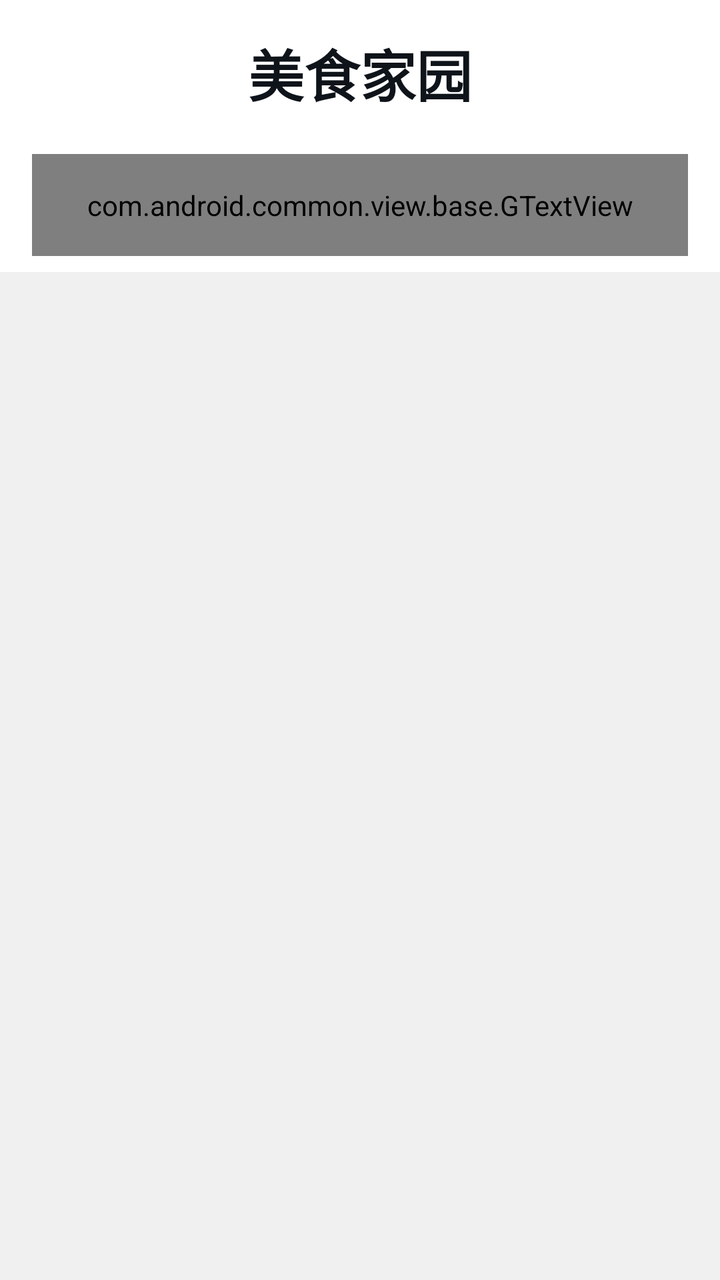
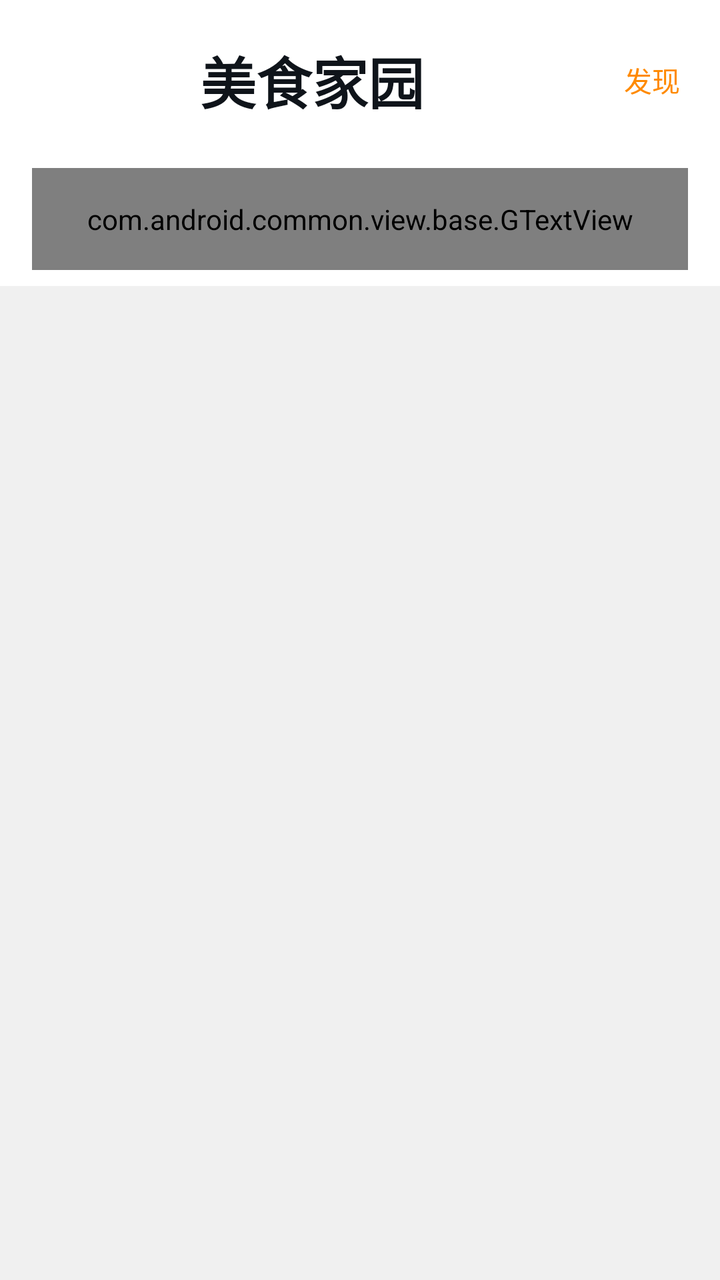

Before-and-after screenshots of an Android layout around one commit, followed by the original layout XML and the change that was made.
<!-- AndroidManifest.xml: fallback theme Theme.MaterialComponents.DayNight.NoActionBar -->
<!-- res/layout/index_fragment_index.xml -->
<?xml version="1.0" encoding="utf-8"?>
<androidx.coordinatorlayout.widget.CoordinatorLayout xmlns:android="http://schemas.android.com/apk/res/android"
    xmlns:app="http://schemas.android.com/apk/res-auto"
    android:layout_width="match_parent"
    android:layout_height="match_parent"
    android:background="@color/color_f0f0f0">

    <com.google.android.material.appbar.AppBarLayout
        android:id="@+id/app_bar"
        android:layout_width="match_parent"
        android:layout_height="wrap_content"
        android:background="@color/white"
        android:orientation="vertical">

        <com.google.android.material.appbar.CollapsingToolbarLayout
            android:layout_width="match_parent"
            android:layout_height="wrap_content"
            app:layout_scrollFlags="snap|scroll|exitUntilCollapsed">

            <LinearLayout
                android:layout_width="match_parent"
                android:layout_height="wrap_content"
                android:orientation="vertical"
                app:layout_collapseMode="parallax">

                <TextView
                    android:layout_width="wrap_content"
                    android:layout_height="wrap_content"
                    android:layout_gravity="center_horizontal"
                    android:layout_marginTop="16dp"
                    android:text="@string/index_title_home"
                    android:textColor="@color/textTitle"
                    android:textSize="28sp"
                    android:textStyle="bold" />

                <com.android.common.view.base.GTextView
                    android:id="@+id/tv_search"
                    android:layout_width="match_parent"
                    android:layout_height="wrap_content"
                    android:layout_marginStart="16dp"
                    android:layout_marginTop="20dp"
                    android:layout_marginEnd="16dp"
                    android:background="@color/color_e8edf2"
                    android:clickable="true"
                    android:drawableStart="@drawable/index_img_search_gray"
                    android:drawablePadding="8dp"
                    android:focusable="true"
                    android:gravity="center_vertical"
                    android:hint="@string/index_search_hint"
                    android:padding="16dp"
                    android:textColorHint="@color/color_999999"
                    android:textSize="14sp"
                    app:radius="12dp" />
            </LinearLayout>
        </com.google.android.material.appbar.CollapsingToolbarLayout>

        <androidx.constraintlayout.widget.ConstraintLayout
            android:layout_width="match_parent"
            android:layout_height="wrap_content"
            android:paddingStart="16dp"
            android:paddingTop="4dp"
            android:paddingEnd="4dp"
            android:paddingBottom="4dp">

            <androidx.recyclerview.widget.RecyclerView
                android:id="@+id/rv_tags"
                android:layout_width="0dp"
                android:layout_height="wrap_content"
                android:layout_marginEnd="48dp"
                android:clipToPadding="false"
                app:layout_constraintBottom_toBottomOf="parent"
                app:layout_constraintEnd_toEndOf="parent"
                app:layout_constraintStart_toStartOf="parent"
                app:layout_constraintTop_toTopOf="parent" />

            <androidx.appcompat.widget.AppCompatImageView
                android:id="@+id/iv_search"
                android:layout_width="48dp"
                android:layout_height="48dp"
                android:alpha="0"
                android:background="?android:attr/selectableItemBackgroundBorderless"
                android:contentDescription="@string/index_search_icon_desc"
                android:padding="12dp"
                android:visibility="gone"
                app:layout_constraintBottom_toBottomOf="@id/rv_tags"
                app:layout_constraintEnd_toEndOf="parent"
                app:layout_constraintTop_toTopOf="@id/rv_tags"
                app:srcCompat="@drawable/index_img_search" />
        </androidx.constraintlayout.widget.ConstraintLayout>
    </com.google.android.material.appbar.AppBarLayout>

    <androidx.recyclerview.widget.RecyclerView
        android:id="@+id/rv_feed"
        android:layout_width="match_parent"
        android:layout_height="match_parent"
        android:clipToPadding="false"
        android:paddingStart="12dp"
        android:paddingTop="12dp"
        android:paddingEnd="12dp"
        android:paddingBottom="16dp"
        app:layout_behavior="@string/appbar_scrolling_view_behavior" />

    <ProgressBar
        android:id="@+id/pb_loading"
        style="?android:attr/progressBarStyleSmall"
        android:layout_width="wrap_content"
        android:layout_height="wrap_content"
        android:indeterminateTint="@color/color_primary"
        android:visibility="gone"
        app:layout_anchor="@id/rv_feed"
        app:layout_anchorGravity="center" />

    <LinearLayout
        android:id="@+id/ll_empty"
        android:layout_width="match_parent"
        android:layout_height="wrap_content"
        android:gravity="center"
        android:orientation="vertical"
        android:paddingStart="32dp"
        android:paddingEnd="32dp"
        android:visibility="gone"
        app:layout_anchor="@id/rv_feed"
        app:layout_anchorGravity="center">

        <TextView
            android:id="@+id/tv_empty"
            android:layout_width="wrap_content"
            android:layout_height="wrap_content"
            android:gravity="center"
            android:text="@string/index_empty"
            android:textColor="@color/textNormal"
            android:textSize="14sp" />
    </LinearLayout>

    <LinearLayout
        android:id="@+id/ll_error"
        android:layout_width="match_parent"
        android:layout_height="wrap_content"
        android:gravity="center"
        android:orientation="vertical"
        android:paddingStart="32dp"
        android:paddingEnd="32dp"
        android:visibility="gone"
        app:layout_anchor="@id/rv_feed"
        app:layout_anchorGravity="center">

        <TextView
            android:id="@+id/tv_error"
            android:layout_width="wrap_content"
            android:layout_height="wrap_content"
            android:gravity="center"
            android:text="@string/index_error_default"
            android:textColor="@color/red"
            android:textSize="14sp" />

        <androidx.appcompat.widget.AppCompatButton
            android:id="@+id/btn_retry"
            android:layout_width="wrap_content"
            android:layout_height="wrap_content"
            android:layout_marginTop="12dp"
            android:background="@drawable/index_bg_secondary_button"
            android:minHeight="40dp"
            android:minWidth="96dp"
            android:paddingStart="24dp"
            android:paddingEnd="24dp"
            android:text="@string/index_retry"
            android:textAllCaps="false"
            android:textColor="@color/textTitle"
            android:textSize="14sp" />
    </LinearLayout>

    <LinearLayout
        android:id="@+id/ll_login_required"
        android:layout_width="match_parent"
        android:layout_height="wrap_content"
        android:gravity="center"
        android:orientation="vertical"
        android:paddingStart="32dp"
        android:paddingEnd="32dp"
        android:visibility="gone"
        app:layout_anchor="@id/rv_feed"
        app:layout_anchorGravity="center">

        <TextView
            android:layout_width="wrap_content"
            android:layout_height="wrap_content"
            android:gravity="center"
            android:text="@string/index_login_required_title"
            android:textColor="@color/textTitle"
            android:textSize="20sp"
            android:textStyle="bold" />

        <TextView
            android:layout_width="wrap_content"
            android:layout_height="wrap_content"
            android:layout_marginTop="10dp"
            android:gravity="center"
            android:text="@string/index_login_required_desc"
            android:textColor="@color/textNormal"
            android:textSize="14sp" />

        <androidx.appcompat.widget.AppCompatButton
            android:id="@+id/btn_login"
            android:layout_width="match_parent"
            android:layout_height="wrap_content"
            android:layout_marginTop="20dp"
            android:background="@drawable/index_bg_primary_button"
            android:minHeight="48dp"
            android:text="@string/index_login_button"
            android:textAllCaps="false"
            android:textColor="@color/white"
            android:textSize="16sp" />
    </LinearLayout>

</androidx.coordinatorlayout.widget.CoordinatorLayout>
<!-- resources referenced by this layout -->
<resources>
  <color name="color_999999">#999999</color>
  <color name="color_e8edf2">#E8EDF2</color>
  <color name="color_f0f0f0">#F0F0F0</color>
  <color name="color_primary">#FF8A00</color>
  <color name="red">#FFFF0000</color>
  <color name="textNormal">#5C738C</color>
  <color name="textTitle">#0F141A</color>
  <color name="white">#FFFFFFFF</color>
  <!-- drawable index_bg_primary_button (drawable) -->
  <?xml version="1.0" encoding="utf-8"?>
  <selector xmlns:android="http://schemas.android.com/apk/res/android">
      <item android:state_enabled="false">
          <shape android:shape="rectangle">
              <solid android:color="@color/color_e8edf2" />
              <corners android:radius="12dp" />
          </shape>
      </item>
      <item android:state_pressed="true">
          <shape android:shape="rectangle">
              <solid android:color="@color/color_primary_pressed" />
              <corners android:radius="12dp" />
          </shape>
      </item>
      <item>
          <shape android:shape="rectangle">
              <solid android:color="@color/color_primary" />
              <corners android:radius="12dp" />
          </shape>
      </item>
  </selector>
  <!-- drawable index_bg_secondary_button (drawable) -->
  <?xml version="1.0" encoding="utf-8"?>
  <selector xmlns:android="http://schemas.android.com/apk/res/android">
      <item android:state_pressed="true">
          <shape android:shape="rectangle">
              <solid android:color="@color/color_e8edf2" />
              <corners android:radius="12dp" />
          </shape>
      </item>
      <item>
          <shape android:shape="rectangle">
              <solid android:color="@color/color_f0f0f0" />
              <corners android:radius="12dp" />
          </shape>
      </item>
  </selector>
  <!-- drawable index_img_search: png bitmap (drawable-xxhdpi, 658 bytes) -->
  <!-- drawable index_img_search_gray: png bitmap (drawable-xxhdpi, 667 bytes) -->
  <string name="index_empty">暂无内容</string>
  <string name="index_error_default">加载失败，请重试</string>
  <string name="index_login_button">登录 / 注册</string>
  <string name="index_login_required_desc">登录后可查看好友动态</string>
  <string name="index_login_required_title">登录后查看好友动态</string>
  <string name="index_retry">重试</string>
  <string name="index_search_hint">搜索菜谱或好友</string>
  <string name="index_search_icon_desc">搜索</string>
  <string name="index_title_home">美食家园</string>
  <color name="color_primary_pressed">#E67A00</color>
</resources>

<!-- the commit's change to res/layout/index_fragment_index.xml (unified diff, before → after) -->
@@ -23,15 +23,49 @@
                 android:orientation="vertical"
                 app:layout_collapseMode="parallax">
 
-                <TextView
-                    android:layout_width="wrap_content"
+                <androidx.constraintlayout.widget.ConstraintLayout
+                    android:layout_width="match_parent"
                     android:layout_height="wrap_content"
-                    android:layout_gravity="center_horizontal"
                     android:layout_marginTop="16dp"
-                    android:text="@string/index_title_home"
-                    android:textColor="@color/textTitle"
-                    android:textSize="28sp"
-                    android:textStyle="bold" />
+                    android:paddingStart="16dp"
+                    android:paddingEnd="8dp">
+
+                    <TextView
+                        android:id="@+id/tv_title"
+                        android:layout_width="0dp"
+                        android:layout_height="wrap_content"
+                        android:layout_marginEnd="4dp"
+                        android:ellipsize="end"
+                        android:gravity="center"
+                        android:maxLines="1"
+                        android:text="@string/index_title_home"
+                        android:textColor="@color/textTitle"
+                        android:textSize="28sp"
+                        android:textStyle="bold"
+                        app:layout_constraintBottom_toBottomOf="parent"
+                        app:layout_constraintEnd_toStartOf="@id/btn_discover"
+                        app:layout_constraintStart_toStartOf="parent"
+                        app:layout_constraintTop_toTopOf="parent" />
+
+                    <TextView
+                        android:id="@+id/btn_discover"
+                        android:layout_width="wrap_content"
+                        android:layout_height="48dp"
+                        android:background="?android:attr/selectableItemBackgroundBorderless"
+                        android:clickable="true"
+                        android:contentDescription="@string/index_discover_desc"
+                        android:focusable="true"
+                        android:gravity="center"
+                        android:minWidth="48dp"
+                        android:paddingStart="12dp"
+                        android:paddingEnd="12dp"
+                        android:text="@string/index_discover"
+                        android:textColor="@color/color_primary"
+                        android:textSize="14sp"
+                        app:layout_constraintBottom_toBottomOf="parent"
+                        app:layout_constraintEnd_toEndOf="parent"
+                        app:layout_constraintTop_toTopOf="parent" />
+                </androidx.constraintlayout.widget.ConstraintLayout>
 
                 <com.android.common.view.base.GTextView
                     android:id="@+id/tv_search"
<!-- resource entries referenced after the edit -->
@@ -48,6 +48,8 @@
   </selector>
   <!-- drawable index_img_search: png bitmap (drawable-xxhdpi, 658 bytes) -->
   <!-- drawable index_img_search_gray: png bitmap (drawable-xxhdpi, 667 bytes) -->
+  <string name="index_discover">发现</string>
+  <string name="index_discover_desc">发现美食创作者与公开菜谱</string>
   <string name="index_empty">暂无内容</string>
   <string name="index_error_default">加载失败，请重试</string>
   <string name="index_login_button">登录 / 注册</string>
